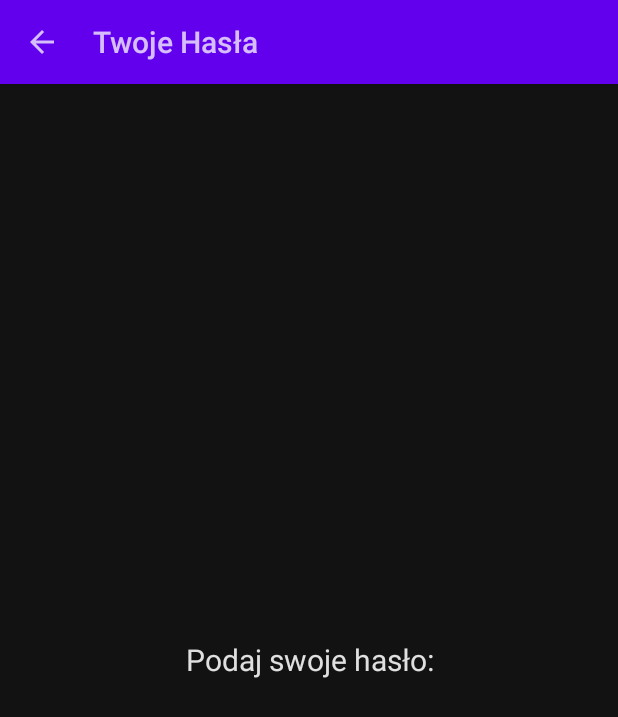
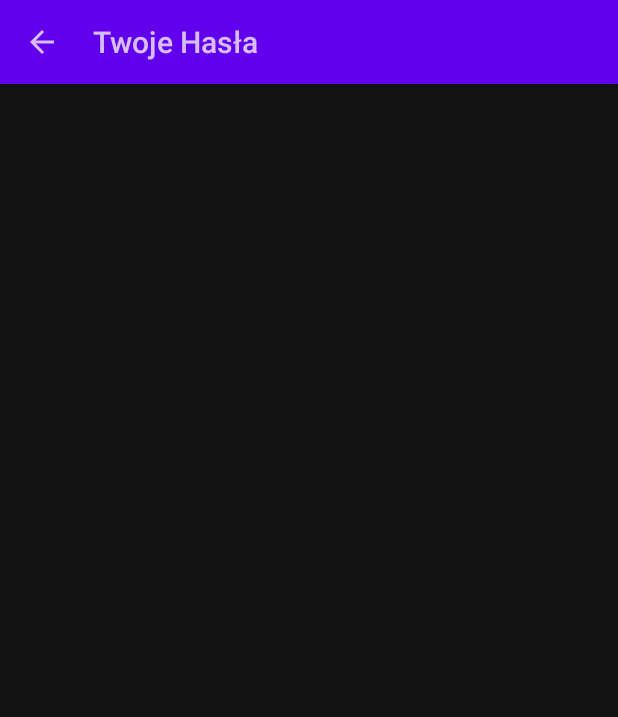
Before and after one commit to arix2000/PasswordSaver, an Android app built with Jetpack Compose: the passwordList screen opened through its navigation route, on a phone screen of 412 x 824 dp. Shown: the top 717 px of the screen. Run offline under Robolectric (Android 15) with nearby library versions, the phone set to English and light mode, and no system bars.

Commit message:
remove test layout

```diff
--- a/app/src/main/java/com/password/saver/features/passwordlist/PasswordListFragment.kt
+++ b/app/src/main/java/com/password/saver/features/passwordlist/PasswordListFragment.kt
@@ -1,38 +1,17 @@
 package com.password.saver.features.passwordlist
 
-import androidx.compose.foundation.layout.Arrangement
-import androidx.compose.foundation.layout.Column
 import androidx.compose.foundation.layout.fillMaxSize
-import androidx.compose.material.MaterialTheme
 import androidx.compose.material.Surface
-import androidx.compose.material.Text
 import androidx.compose.runtime.Composable
-import androidx.compose.ui.Alignment
 import androidx.compose.ui.Modifier
-import androidx.compose.ui.res.stringResource
-import androidx.compose.ui.text.style.TextAlign
-import androidx.compose.ui.unit.sp
-import com.password.saver.R
 import com.password.saver.ui.theme.PasswordSaverTheme
 
 @Composable
 fun PasswordListFragment() {
     PasswordSaverTheme {
         Surface(
-            color = MaterialTheme.colors.background,
             modifier = Modifier.fillMaxSize()
         ) {
-            Column(
-                horizontalAlignment = Alignment.CenterHorizontally,
-                verticalArrangement = Arrangement.Center
-            ) {
-                Text(
-                    text = stringResource(R.string.enter_password),
-                    textAlign = TextAlign.Center,
-                    modifier = Modifier.align(Alignment.CenterHorizontally),
-                    fontSize = 20.sp
-                )
-            }
         }
     }
 }
```
